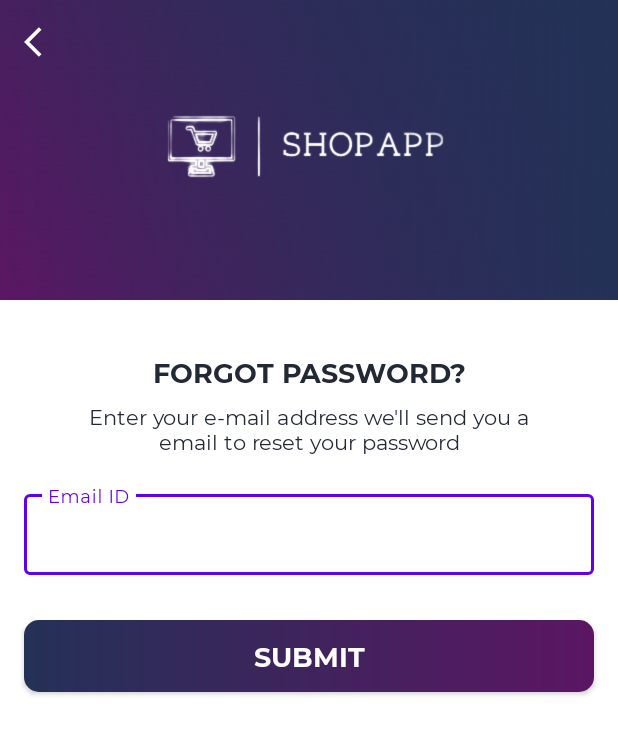
After one commit to DmitryInke/AndroidShopApp, an Android app: the ForgotPasswordActivity screen opened directly, with no data from a screen before it, on a phone screen of 412 x 824 dp. The commit adds this screen. Shown: the top 734 px of the screen. Run offline under Robolectric (Android 15) with nearby library versions, the phone set to English and light mode, and no system bars; our stand-ins replace Firebase (no records; nobody signed in at launch, a user with empty details on screens opened directly).

Commit message:
Firebase auth(Registering,Logging), progress dialog,reset password

```diff
--- a/app/build.gradle
+++ b/app/build.gradle
@@ -46,4 +46,5 @@ dependencies {
     implementation platform('com.google.firebase:firebase-bom:29.0.1')
     implementation 'com.google.firebase:firebase-analytics-ktx'
     implementation 'com.google.android.material:material:1.4.0'
+    implementation 'com.google.firebase:firebase-auth-ktx'
 }
--- /dev/null
+++ b/app/src/main/java/com/example/shopapp/ui/activities/ForgotPasswordActivity.kt
@@ -0,0 +1,70 @@
+package com.example.shopapp.ui.activities
+
+import android.os.Build
+import android.os.Bundle
+import android.view.WindowInsets
+import android.view.WindowManager
+import android.widget.Toast
+import com.example.shopapp.R
+import com.google.firebase.auth.FirebaseAuth
+import kotlinx.android.synthetic.main.activity_forgot_password.*
+import kotlinx.android.synthetic.main.activity_forgot_password.et_email
+import kotlinx.android.synthetic.main.activity_register.*
+
+class ForgotPasswordActivity : BaseActivity() {
+    override fun onCreate(savedInstanceState: Bundle?) {
+        super.onCreate(savedInstanceState)
+        setContentView(R.layout.activity_forgot_password)
+
+        @Suppress("DEPRECATION")
+        if (Build.VERSION.SDK_INT >= Build.VERSION_CODES.R) {
+            window.insetsController?.hide(WindowInsets.Type.statusBars())
+        } else {
+            window.setFlags(
+                WindowManager.LayoutParams.FLAG_FULLSCREEN,
+                WindowManager.LayoutParams.FLAG_FULLSCREEN
+            )
+        }
+
+        setupActionBar()
+
+        btn_submit.setOnClickListener {
+            val email: String = et_email.text.toString().trim { it <= ' ' }
+            if (email.isEmpty() || !android.util.Patterns.EMAIL_ADDRESS.matcher(email).matches()) {
+                showErrorSnackBar(resources.getString(R.string.err_msg_enter_email), true)
+            } else {
+
+                showProgressDialog(resources.getString(R.string.please_wait))
+
+                FirebaseAuth.getInstance().sendPasswordResetEmail(email)
+                    .addOnCompleteListener { task ->
+
+                        hideProgressDialog()
+
+                        if (task.isSuccessful) {
+                            Toast.makeText(
+                                this@ForgotPasswordActivity,
+                                resources.getString(R.string.email_sent_success),
+                                Toast.LENGTH_LONG
+                            ).show()
+                            finish()
+                        } else {
+                            showErrorSnackBar(task.exception!!.message.toString(), true)
+                        }
+                    }
+            }
+        }
+    }
+
+    private fun setupActionBar() {
+        setSupportActionBar(toolbar_forgot_password_activity)
+
+        val actionBar = supportActionBar
+        if (actionBar != null) {
+            actionBar.setDisplayHomeAsUpEnabled(true)
+            actionBar.setHomeAsUpIndicator(R.drawable.ic_white_color_back_24dp)
+        }
+
+        toolbar_forgot_password_activity.setNavigationOnClickListener { onBackPressed() }
+    }
+}
--- /dev/null
+++ b/app/src/main/res/drawable/ic_white_color_back_24dp.xml
@@ -0,0 +1,10 @@
+<vector xmlns:android="http://schemas.android.com/apk/res/android"
+    android:width="24dp"
+    android:height="24dp"
+    android:tint="#FFFFFF"
+    android:viewportWidth="24"
+    android:viewportHeight="24">
+    <path
+        android:fillColor="@android:color/white"
+        android:pathData="M11.67,3.87L9.9,2.1 0,12l9.9,9.9 1.77,-1.77L3.54,12z" />
+</vector>
--- /dev/null
+++ b/app/src/main/res/layout/activity_forgot_password.xml
@@ -0,0 +1,110 @@
+<?xml version="1.0" encoding="utf-8"?>
+<androidx.constraintlayout.widget.ConstraintLayout xmlns:android="http://schemas.android.com/apk/res/android"
+    xmlns:app="http://schemas.android.com/apk/res-auto"
+    xmlns:tools="http://schemas.android.com/tools"
+    android:layout_width="match_parent"
+    android:layout_height="match_parent"
+    tools:context=".ui.activities.ForgotPasswordActivity">
+
+    <FrameLayout
+        android:id="@+id/fl_header_image"
+        android:layout_width="wrap_content"
+        android:layout_height="@dimen/auth_header_image_height"
+        app:layout_constraintEnd_toEndOf="parent"
+        app:layout_constraintStart_toStartOf="parent"
+        app:layout_constraintTop_toTopOf="parent">
+
+        <ImageView
+            android:layout_width="match_parent"
+            android:layout_height="match_parent"
+            android:contentDescription="@string/content_description"
+            android:scaleType="fitXY"
+            android:src="@drawable/auth_screens_background" />
+
+        <ImageView
+            android:layout_width="@dimen/auth_logo_width_size"
+            android:layout_height="@dimen/auth_logo_height_size"
+            android:layout_gravity="center"
+            android:contentDescription="@string/app_name"
+            android:scaleType="fitCenter"
+            android:src="@drawable/logo"
+            app:tint="@color/white" />
+
+        <androidx.appcompat.widget.Toolbar
+            android:id="@+id/toolbar_forgot_password_activity"
+            android:layout_width="match_parent"
+            android:layout_height="?attr/actionBarSize"
+            android:layout_gravity="top" />
+    </FrameLayout>
+
+    <com.example.shopapp.utils.MSPTextViewBold
+        android:id="@+id/tv_title"
+        android:layout_width="wrap_content"
+        android:layout_height="wrap_content"
+        android:layout_marginTop="35dp"
+        android:text="@string/title_forgot_password"
+        android:textColor="@color/primaryText"
+        android:textSize="@dimen/forgot_password_title_textSize"
+        app:layout_constraintEnd_toEndOf="parent"
+        app:layout_constraintStart_toStartOf="parent"
+        app:layout_constraintTop_toBottomOf="@id/fl_header_image" />
+
+    <com.example.shopapp.utils.MSPTextView
+        android:id="@+id/tv_title_description"
+        android:layout_width="0dp"
+        android:layout_height="wrap_content"
+        android:layout_marginStart="50dp"
+        android:layout_marginTop="8dp"
+        android:layout_marginEnd="50dp"
+        android:gravity="center"
+        android:text="@string/forgot_password_title_description"
+        android:textColor="@color/primaryText"
+        android:textSize="@dimen/forgot_password_title_description_textSize"
+        app:layout_constraintEnd_toEndOf="parent"
+        app:layout_constraintStart_toStartOf="parent"
+        app:layout_constraintTop_toBottomOf="@id/tv_title" />
+
+    <com.google.android.material.textfield.TextInputLayout
+        android:id="@+id/til_email"
+        style="@style/Widget.MaterialComponents.TextInputLayout.OutlinedBox"
+        android:layout_width="match_parent"
+        android:layout_height="wrap_content"
+        android:layout_marginStart="16dp"
+        android:layout_marginTop="20dp"
+        android:layout_marginEnd="16dp"
+        android:hint="@string/et_hint_email_id"
+        android:textColorHint="@color/secondaryText"
+        app:layout_constraintEnd_toEndOf="parent"
+        app:layout_constraintStart_toStartOf="parent"
+        app:layout_constraintTop_toBottomOf="@id/tv_title_description">
+
+        <com.example.shopapp.utils.MSPEditText
+            android:id="@+id/et_email"
+            android:layout_width="match_parent"
+            android:layout_height="wrap_content"
+            android:inputType="textEmailAddress"
+            android:padding="@dimen/et_padding"
+            android:textColor="@color/primaryText"
+            android:textSize="@dimen/et_textSize" />
+    </com.google.android.material.textfield.TextInputLayout>
+
+    <com.example.shopapp.utils.MSPButton
+        android:id="@+id/btn_submit"
+        android:layout_width="match_parent"
+        android:layout_height="wrap_content"
+        android:layout_gravity="center"
+        android:layout_marginStart="16dp"
+        android:layout_marginTop="30dp"
+        android:layout_marginEnd="16dp"
+        android:background="@drawable/button_background"
+        android:foreground="?attr/selectableItemBackground"
+        android:gravity="center"
+        android:paddingTop="@dimen/btn_padding"
+        android:paddingBottom="@dimen/btn_padding"
+        android:text="@string/btn_lbl_submit"
+        android:textColor="@android:color/white"
+        android:textSize="@dimen/btn_textSize"
+        app:layout_constraintEnd_toEndOf="parent"
+        app:layout_constraintStart_toStartOf="parent"
+        app:layout_constraintTop_toBottomOf="@id/til_email" />
+</androidx.constraintlayout.widget.ConstraintLayout>
--- a/app/src/main/res/values-night/themes.xml
+++ b/app/src/main/res/values-night/themes.xml
@@ -5,6 +5,7 @@
         <item name="colorPrimary">@color/purple_200</item>
         <item name="colorPrimaryVariant">@color/purple_700</item>
         <item name="colorOnPrimary">@color/black</item>
+        <item name="colorAccent">@color/colorAccent</item>
         <!-- Secondary brand color. -->
         <item name="colorSecondary">@color/teal_200</item>
         <item name="colorSecondaryVariant">@color/teal_200</item>
--- a/app/src/main/res/values/colors.xml
+++ b/app/src/main/res/values/colors.xml
@@ -10,7 +10,7 @@
 
     <color name="primary">#243157</color>
     <color name="primaryDark">#222934</color>
-    <color name="accent">#243157</color>
+    <color name="colorAccent">#243157</color>
 
     <color name="themeBlue">#243157</color>
     <color name="themePurple">#5B1663</color>
--- a/app/src/main/res/values/dimens.xml
+++ b/app/src/main/res/values/dimens.xml
@@ -18,4 +18,10 @@
     <dimen name="txt_terms_condition_marginStart">10dp</dimen>
     <dimen name="txt_terms_and_condition_textSize">14sp</dimen>
     <dimen name="button_paddingTop_Bottom">8dp</dimen>
+    <dimen name="progress_dialog_content_padding">10dp</dimen>
+    <dimen name="progress_bar_size">50dp</dimen>
+    <dimen name="progress_text_marginStart">16dp</dimen>
+    <dimen name="progress_text_size">16sp</dimen>
+    <dimen name="forgot_password_title_textSize">18sp</dimen>
+    <dimen name="forgot_password_title_description_textSize">14sp</dimen>
 </resources>
--- a/app/src/main/res/values/strings.xml
+++ b/app/src/main/res/values/strings.xml
@@ -27,5 +27,15 @@
     <string name="err_msg_enter_confirm_password">Please enter confirm password.</string>
     <string name="err_msg_password_and_confirm_password_mismatch">Password and confirm password does not match.</string>
     <string name="err_msg_agree_terms_and_condition">Please agree terms and condition.</string>
-    <string name="val_msg_registery_successfull">Thanks for registering!</string>
+    <string name="val_msg_registery_successfull">You are registered successfully. Your user id is </string>
+
+    <string name="please_wait">Please Wait&#8230;</string>
+
+    <string name="val_msg_login_successfull">You are logged in successfully.</string>
+
+    <string name="title_forgot_password">FORGOT PASSWORD?</string>
+    <string name="forgot_password_title_description">Enter your e-mail address we\'ll send you a email to reset your password</string>
+    <string name="btn_lbl_submit">Submit</string>
+    <string name="email_sent_success">\Email sent successfully to reset your password! \</string>
+
 </resources>
--- a/app/src/main/res/values/themes.xml
+++ b/app/src/main/res/values/themes.xml
@@ -5,6 +5,7 @@
         <item name="colorPrimary">@color/purple_500</item>
         <item name="colorPrimaryVariant">@color/purple_700</item>
         <item name="colorOnPrimary">@color/white</item>
+        <item name="colorAccent">@color/colorAccent</item>
         <!-- Secondary brand color. -->
         <item name="colorSecondary">@color/teal_200</item>
         <item name="colorSecondaryVariant">@color/teal_700</item>
```
Also changed, not shown: app/src/main/AndroidManifest.xml (+5 -2 lines), app/src/main/java/com/example/shopapp/ui/activities/BaseActivity.kt (+22 -0 lines), app/src/main/java/com/example/shopapp/ui/activities/LoginActivity.kt (+73 -5 lines), app/src/main/java/com/example/shopapp/ui/activities/RegisterActivity.kt (+44 -6 lines), app/src/main/res/layout/dialog_progress.xml (added, +31 -0 lines).
